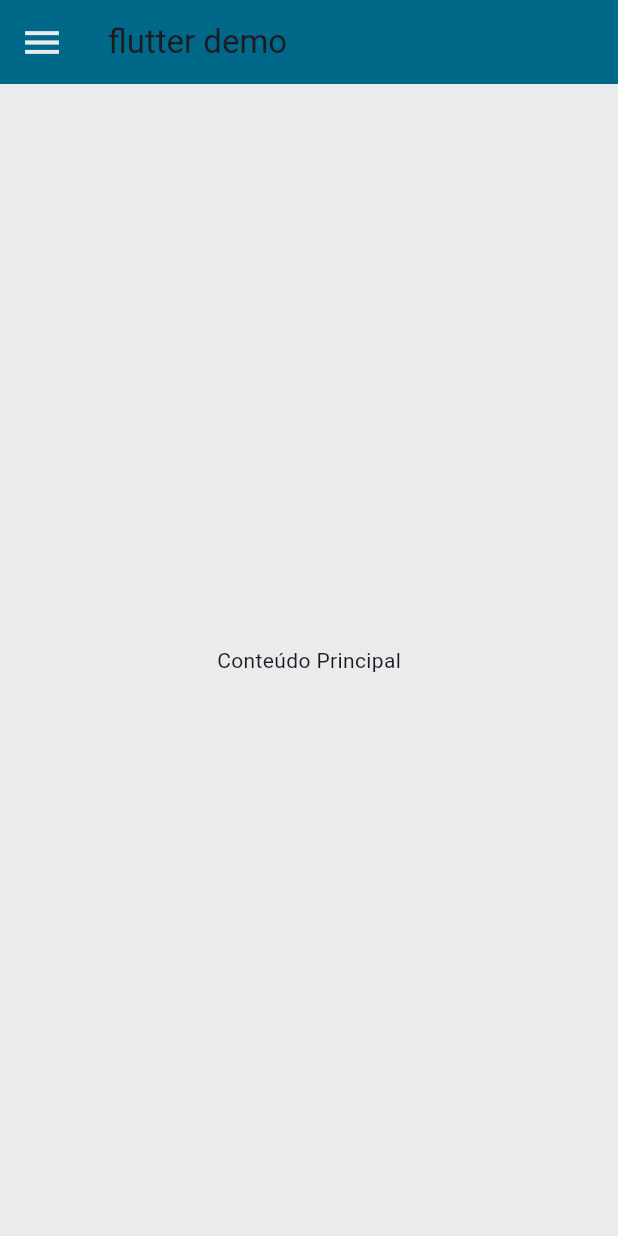
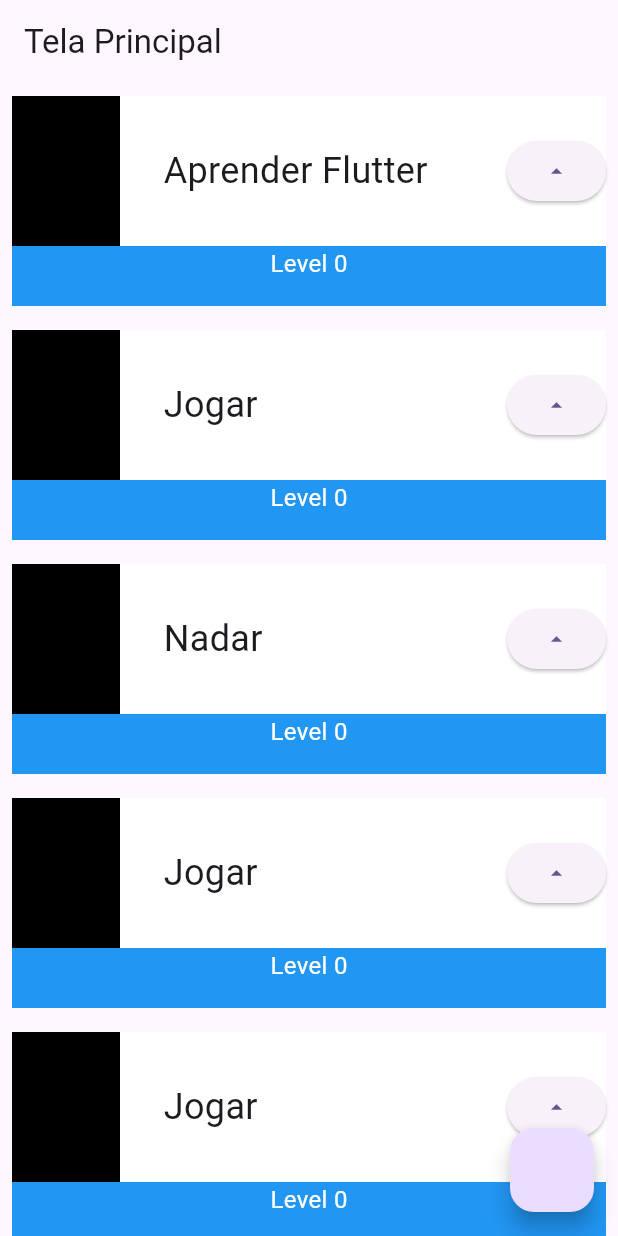
Before and after one commit to Mariaclaradesb/inventario_movel, a Flutter app: the screen it shows after launch, on a phone screen of 412 x 824 dp. Run offline on Flutter 3.47's test engine with Material 3 defaults, Android fonts, the phone set to English and light mode, and no system bars.

Commit message:
aprendendo flutter

```diff
--- a/inventarioapp/lib/main.dart
+++ b/inventarioapp/lib/main.dart
@@ -15,29 +15,86 @@
       theme: ThemeData(
         colorScheme: ColorScheme.fromSeed(seedColor: Colors.deepPurple),
       ),
-      home:
-        Scaffold(
-          appBar: AppBar(
-            title: Text('flutter demo'),
-            backgroundColor: Color(0xFF006989),
-            elevation: 0,
-            leading: IconButton(
-                onPressed: () {},
-                icon: Icon(Icons.menu,
-                    size: 30,
-                    color: Color(0xFFEAEBED)
-                ),
-            ),
-          ),
-          body: Container(
-            color: Color(0xFFEAEBED),
-            child: Center(
-              child: Text("Conteúdo Principal"),
-            ),
-          ),
+      home: Scaffold(
+        appBar: AppBar(
+          title: Text('Tela Principal'),
         ),
+        body: ListView(
+          children: [
+            Task('Aprender Flutter'),
+            Task('Jogar'),
+            Task('Nadar'),
+            Task('Jogar'),
+            Task('Jogar'),
+            Task('Jogar'),
+            Task('Jogar'),
+            Task('Jogar'),
+          ],
+        ),
+        floatingActionButton: FloatingActionButton(onPressed: (){}),
+      ),
       debugShowCheckedModeBanner: false,
-      home: ConsultapPage(),
     );
   }
 }
+
+class Task extends StatefulWidget {
+  final String nome;
+  const Task(this.nome,{Key? key}) : super(key: key);
+
+
+  @override
+  State<Task> createState() => _TaskState();
+}
+
+class _TaskState extends State<Task> {
+  int nivel = 0;
+  @override
+  Widget build(BuildContext context) {
+    return Padding(
+      padding: const EdgeInsets.all(8.0),
+      child: Container(
+        child: Stack(
+          children: [
+            Container(
+              color: Colors.blue,
+              height: 140,
+            ),
+            Column(
+              children: [
+                Container(
+                  color: Colors.white,
+                  height: 100,
+                  child: Row(
+                    mainAxisAlignment: MainAxisAlignment.spaceBetween,
+                    children: [
+                      Container(
+                        color: Colors.black,
+                        width: 72,
+                        height: 100,
+                      ),
+                      Container(
+                        width: 200,
+                          child: Text(
+                              widget.nome,
+                              style: TextStyle(
+                                fontSize: 24,
+                                overflow: TextOverflow.ellipsis))),
+                      ElevatedButton(onPressed: (){
+                        setState(() {
+                          nivel++;
+                        });
+                        print(nivel);
+                      }, child: Icon(Icons.arrow_drop_up))
+                    ],
+                  ),
+                ),
+                Text('Level $nivel', style: TextStyle(color: Colors.white, fontSize: 16))
+              ],
+            )
+          ],
+        ),
+      ),
+    );
+  }
+}
```
Also changed, not shown: inventarioapp/lib/tela_login.dart (added, +31 -0 lines).
